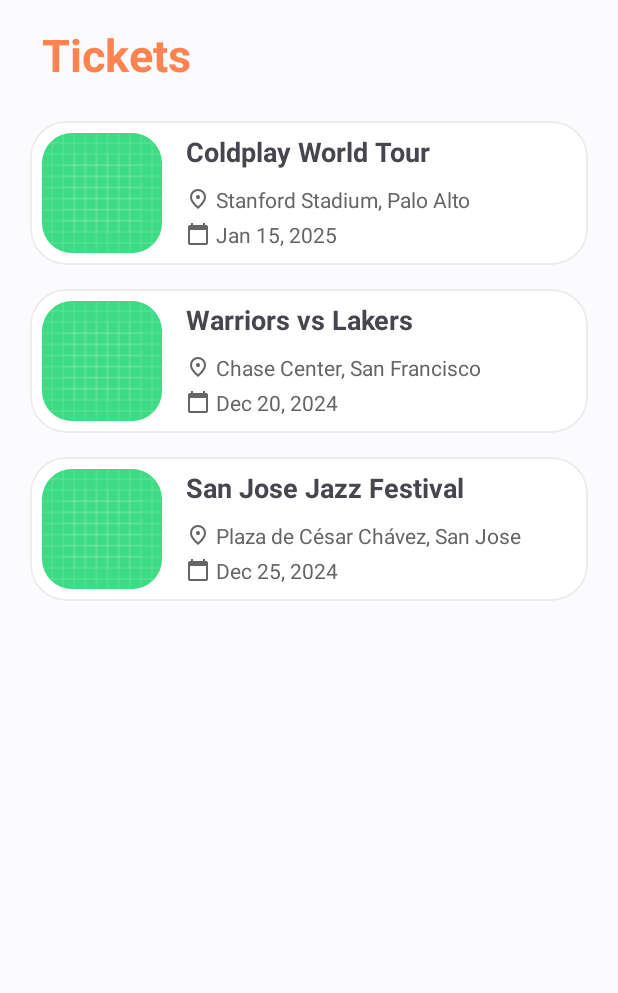
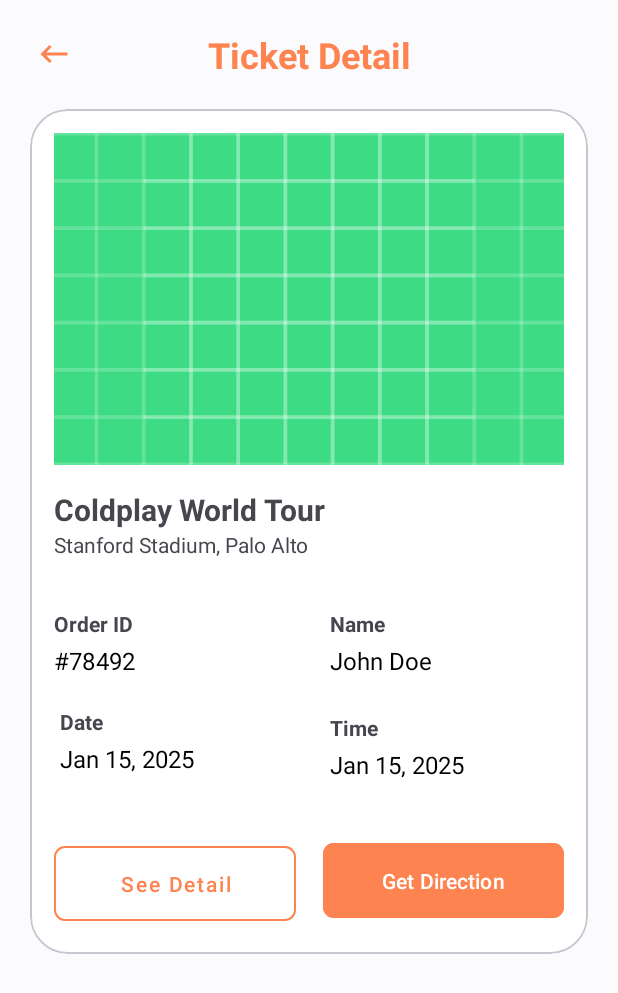
Before and after one commit to levictoria0117/cs175eventfinder, an Android app: the fragment TicketsFragment shown on its own in the app's theme, after a tap on "Coldplay World Tour", on a phone screen of 412 x 824 dp. Shown: the top 993 px of the screen. Run offline under Robolectric (Android 15) with nearby library versions, the phone set to English and light mode, and no system bars.

Commit message:
update: redirect to ticket detail page and add back buttons

```diff
--- a/app/src/main/java/edu/sjsu/android/localeventfinder/EventDetailFragmentActivity.java
+++ b/app/src/main/java/edu/sjsu/android/localeventfinder/EventDetailFragmentActivity.java
@@ -2,6 +2,7 @@ package edu.sjsu.android.localeventfinder;
 
 import android.content.Intent;
 import android.os.Bundle;
+import android.widget.ImageButton;
 import android.widget.ImageView;
 import android.widget.TextView;
 
@@ -29,6 +30,11 @@ public class EventDetailFragmentActivity extends AppCompatActivity implements On
     protected void onCreate(Bundle savedInstanceState) {
         super.onCreate(savedInstanceState);
         setContentView(R.layout.activity_event_detail);
+
+        ImageButton backButton = findViewById(R.id.backButton);
+        backButton.setOnClickListener(v -> {
+            finish();
+        });
 
         Intent intent = getIntent();
         event = intent.getParcelableExtra("event");
--- /dev/null
+++ b/app/src/main/java/edu/sjsu/android/localeventfinder/TicketDetailActivity.java
@@ -0,0 +1,59 @@
+package edu.sjsu.android.localeventfinder;
+
+import android.content.Intent;
+import android.os.Bundle;
+import android.widget.ImageButton;
+import android.widget.ImageView;
+import android.widget.TextView;
+
+import androidx.activity.EdgeToEdge;
+import androidx.appcompat.app.AppCompatActivity;
+import androidx.core.graphics.Insets;
+import androidx.core.view.ViewCompat;
+import androidx.core.view.WindowInsetsCompat;
+
+import com.google.android.material.button.MaterialButton;
+
+public class TicketDetailActivity extends AppCompatActivity {
+
+    private Event event;
+
+    @Override
+    protected void onCreate(Bundle savedInstanceState) {
+        super.onCreate(savedInstanceState);
+        setContentView(R.layout.activity_ticket_detail);
+
+        ImageButton backButton = findViewById(R.id.backButton);
+        backButton.setOnClickListener(v -> {
+            finish();
+        });
+
+        MaterialButton seeDetailButton = findViewById(R.id.seeDetailButton);
+        seeDetailButton.setOnClickListener(v -> {
+            Intent intent = new Intent(TicketDetailActivity.this, EventDetailFragmentActivity.class);
+            intent.putExtra("event", event);
+            startActivity(intent);
+        });
+
+        Intent intent = getIntent();
+        event = intent.getParcelableExtra("event");
+
+        if (event != null) {
+            ImageView eventImage = findViewById(R.id.eventImageView);
+            TextView eventName = findViewById(R.id.eventNameTextView);
+            TextView eventLocation = findViewById(R.id.venueTextView);
+            TextView eventTicketOrderId = findViewById(R.id.orderIdTextView);
+            TextView userName = findViewById(R.id.nameTextView);
+            TextView eventDate = findViewById(R.id.dateTextView);
+            TextView eventTime = findViewById(R.id.timeTextView);
+
+            eventImage.setImageResource(event.getImageID());
+            eventName.setText(event.getEventNameID());
+            eventLocation.setText(event.getLocationID());
+            eventTicketOrderId.setText("#78492");
+            userName.setText("John Doe");
+            eventDate.setText(event.getDateID());
+            eventTime.setText(event.getDateID());
+        }
+    }
+}
--- a/app/src/main/java/edu/sjsu/android/localeventfinder/TicketsFragment.java
+++ b/app/src/main/java/edu/sjsu/android/localeventfinder/TicketsFragment.java
@@ -1,6 +1,7 @@
 package edu.sjsu.android.localeventfinder;
 
 import android.content.Context;
+import android.content.Intent;
 import android.os.Bundle;
 
 import androidx.fragment.app.Fragment;
@@ -42,43 +43,18 @@ public class TicketsFragment extends Fragment {
         // Inflate the layout for this fragment
         View view = inflater.inflate(R.layout.fragment_tickets, container, false);
 
-        // Set the adapter
-//        if (view instanceof RecyclerView) {
-//            Context context = view.getContext();
-//            RecyclerView recyclerView = (RecyclerView) view;
-//            MyAdapter adapter = new MyAdapter(ticketList, false);
-//            adapter.setOnEventCardClickedListener(this::onClick);
-//            recyclerView.setAdapter(adapter);
-//        }
-
         ticketsRecyclerView = view.findViewById(R.id.ticket_recycler_view);
         ticketsRecyclerView.setLayoutManager(new LinearLayoutManager(getContext()));
         ticketsAdapter = new TicketAdapter(ticketList);
-        ticketsAdapter.setOnEventCardClickedListener(this::onClick);
         ticketsRecyclerView.setAdapter(ticketsAdapter);
+
+        ticketsAdapter.setOnEventCardClickedListener(position -> {
+            Event event = ticketList.get(position);
+            Intent intent = new Intent(getContext(), TicketDetailActivity.class);
+            intent.putExtra("event", event);
+            startActivity(intent);
+        });
 
         return view;
     }
-
-    public void onClick(int position) {
-        goDetail(position);
-    }
-
-    public void goDetail(int position) {
-        Event ticket = ticketList.get(position);
-        Log.d("TicketsFragment", "Selected ticket position: " + position);
-        Log.d("TicketsFragment", "Ticket details: " + ticket.toString());
-
-        Bundle bundle = new Bundle();
-        bundle.putParcelable(requireContext().getString(R.string.argument_key), ticket);
-        Log.d("TicketsFragment", "Bundle created with ticket");
-
-        NavController controller = Navigation.findNavController(requireView());
-        try {
-            controller.navigate(R.id.ticketDetailFragment, bundle);
-            Log.d("TicketsFragment", "Navigation attempted");
-        } catch (Exception e) {
-            Log.e("TicketsFragment", "Navigation failed", e);
-        }
-    }
 }
--- a/app/src/main/res/layout/fragment_ticket_detail.xml
+++ b/app/src/main/res/layout/activity_ticket_detail.xml
@@ -46,10 +46,13 @@
 
             <ImageView
                 android:id="@+id/eventImageView"
-                android:layout_width="319dp"
-                android:layout_height="155dp"
+                android:layout_width="match_parent"
+                android:layout_height="221dp"
+                android:contentDescription="Event Image"
                 android:scaleType="centerCrop"
+                android:background="@drawable/rounded_image"
                 app:layout_constraintEnd_toEndOf="parent"
+                app:layout_constraintHorizontal_bias="0.0"
                 app:layout_constraintStart_toStartOf="parent"
                 app:layout_constraintTop_toTopOf="parent" />
 
@@ -91,20 +94,11 @@
                 android:layout_width="wrap_content"
                 android:layout_height="wrap_content"
                 android:layout_marginTop="16dp"
-                android:text="order id"
+                android:text="@string/order_id"
+                android:textStyle="bold"
                 android:textSize="14sp"
                 app:layout_constraintStart_toStartOf="parent"
                 app:layout_constraintTop_toBottomOf="@id/divider1" />
-
-            <TextView
-                android:id="@+id/nameLabel"
-                android:layout_width="wrap_content"
-                android:layout_height="wrap_content"
-                android:layout_marginStart="120dp"
-                android:text="name"
-                android:textSize="14sp"
-                app:layout_constraintStart_toStartOf="parent"
-                app:layout_constraintTop_toTopOf="@id/orderIdLabel" />
 
             <TextView
                 android:id="@+id/orderIdTextView"
@@ -127,24 +121,39 @@
                 app:layout_constraintTop_toBottomOf="@id/nameLabel" />
 
             <TextView
+                android:id="@+id/timeLabel"
+                android:layout_width="wrap_content"
+                android:layout_height="wrap_content"
+                android:layout_marginStart="184dp"
+                android:layout_marginTop="4dp"
+                android:text="@string/time"
+                android:textSize="14sp"
+                android:textStyle="bold"
+                app:layout_constraintStart_toStartOf="parent"
+                app:layout_constraintTop_toTopOf="@id/dateLabel" />
+
+            <TextView
                 android:id="@+id/dateLabel"
                 android:layout_width="wrap_content"
                 android:layout_height="wrap_content"
-                android:layout_marginTop="16dp"
-                android:text="date"
+                android:layout_marginStart="4dp"
+                android:layout_marginTop="20dp"
+                android:text="@string/date"
                 android:textSize="14sp"
+                android:textStyle="bold"
                 app:layout_constraintStart_toStartOf="parent"
                 app:layout_constraintTop_toBottomOf="@id/orderIdTextView" />
 
             <TextView
-                android:id="@+id/timeLabel"
+                android:id="@+id/nameLabel"
                 android:layout_width="wrap_content"
                 android:layout_height="wrap_content"
-                android:layout_marginStart="120dp"
-                android:text="time"
+                android:layout_marginStart="184dp"
+                android:text="@string/name"
                 android:textSize="14sp"
+                android:textStyle="bold"
                 app:layout_constraintStart_toStartOf="parent"
-                app:layout_constraintTop_toTopOf="@id/dateLabel" />
+                app:layout_constraintTop_toTopOf="@id/orderIdLabel" />
 
             <TextView
                 android:id="@+id/dateTextView"
@@ -183,6 +192,7 @@
                 android:layout_height="wrap_content"
                 android:layout_marginTop="20dp"
                 android:layout_marginEnd="8dp"
+                android:paddingVertical="15dp"
                 android:text="See Detail"
                 android:textAllCaps="false"
                 android:textColor="@color/primary"
@@ -197,6 +207,7 @@
                 android:layout_width="0dp"
                 android:layout_height="wrap_content"
                 android:layout_marginStart="10dp"
+                android:paddingVertical="15dp"
                 android:backgroundTint="@color/primary"
                 android:text="Get Direction"
                 android:textAllCaps="false"
--- a/app/src/main/res/values/strings.xml
+++ b/app/src/main/res/values/strings.xml
@@ -39,4 +39,8 @@
     <string name="ticketsPageTitle">Tickets</string>
     <string name="ticket_detail">Ticket Detail</string>
     <string name="google_maps_api_key">AIzaSyCig3hj3xbbBNHp0AkLLKATy1ANFQb6_DI</string>
+    <string name="order_id">Order ID</string>
+    <string name="name">Name</string>
+    <string name="date">Date</string>
+    <string name="time">Time</string>
 </resources>
```
Also changed, not shown: app/src/main/AndroidManifest.xml (+4 -6 lines), app/src/main/java/edu/sjsu/android/localeventfinder/TicketDetailFragment.java (deleted, +0 -42 lines), app/src/main/res/layout/activity_event_detail.xml (+32 -0 lines).
